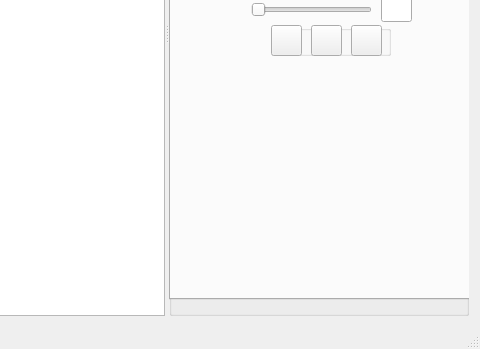
Qt form gui/mainwindow.ui (blakeMilner/pandemic) before a commit; both pictures show x 453 to 933 and y 279 to 628 of the 933 by 628 pixel window.
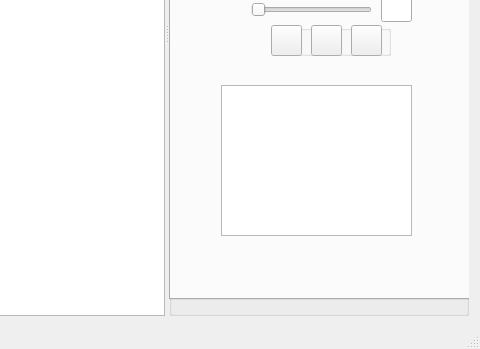
The same form after that commit.

Commit message: Added space for large scale viewer and added outline for class to take mouseEvents.

```diff
--- a/gui/mainwindow.ui
+++ b/gui/mainwindow.ui
@@ -316,6 +316,22 @@
            <string>Pan</string>
           </property>
          </widget>
+         <widget class="QGraphicsView" name="regionView" native="true">
+          <property name="geometry">
+           <rect>
+            <x>50</x>
+            <y>310</y>
+            <width>191</width>
+            <height>151</height>
+           </rect>
+          </property>
+          <property name="maximumSize">
+           <size>
+            <width>5000</width>
+            <height>5000</height>
+           </size>
+          </property>
+         </widget>
         </widget>
         <widget class="QWidget" name="settings_tab">
          <attribute name="title">
@@ -372,6 +388,13 @@
   <widget class="QStatusBar" name="statusBar"/>
  </widget>
  <layoutdefault spacing="6" margin="11"/>
+ <customwidgets>
+  <customwidget>
+   <class>MyQGraphicsView</class>
+   <extends>QWidget</extends>
+   <header>myqgraphicsview.h</header>
+  </customwidget>
+ </customwidgets>
  <resources/>
  <connections/>
 </ui>
```
Left out of the diff: 15 changed lines with no effect on the pictures. The commit also changes 1 other file.
